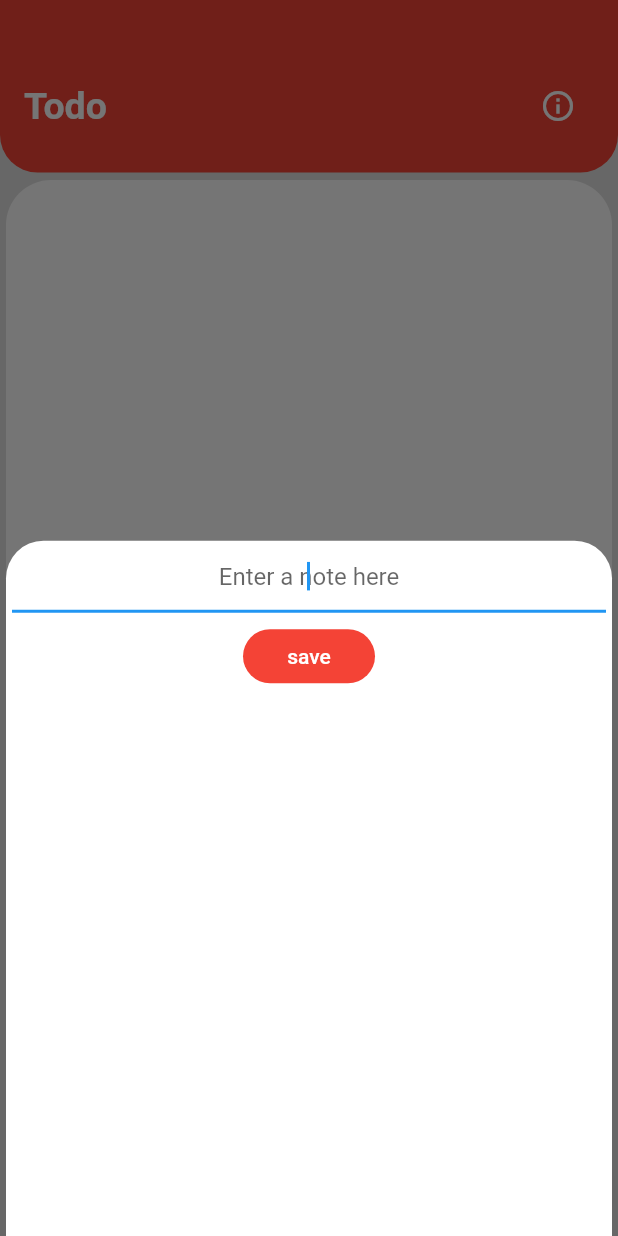
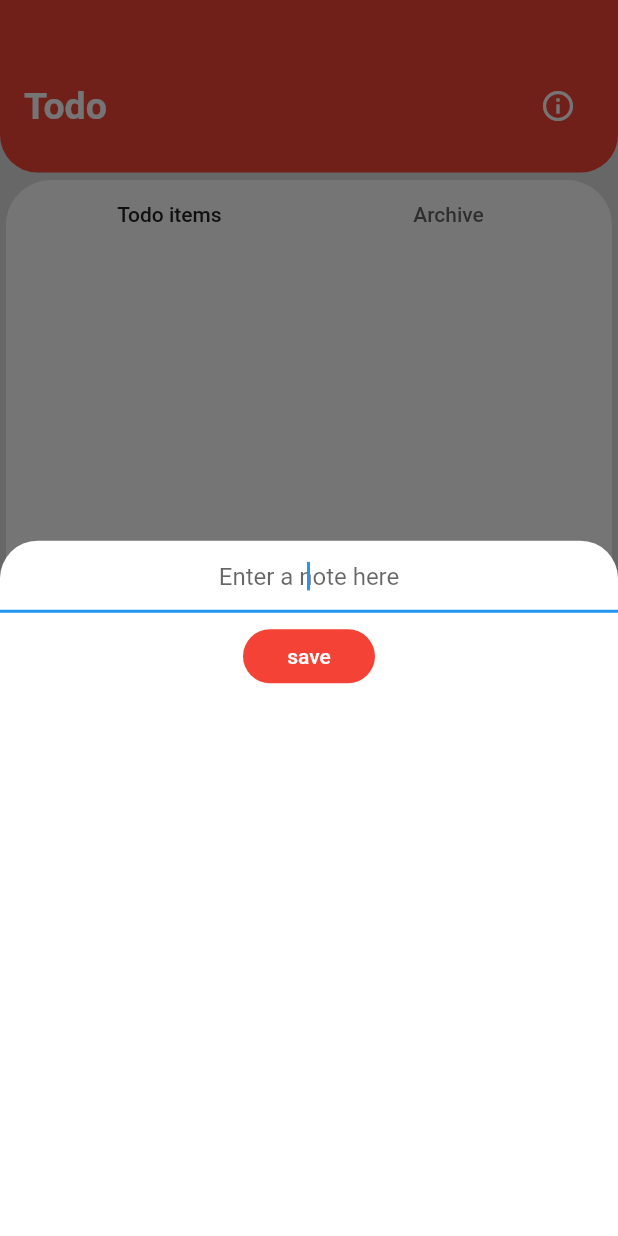
Before and after one commit to RobbinKok/todo, a Flutter app: the screen it shows after launch, after a tap on the "add" icon, on a phone screen of 412 x 824 dp. Run offline on Flutter 3.47's test engine with Material 2 defaults, Android fonts, the phone set to English and light mode, and no system bars; our stand-ins replace shared_preferences; statements that could not run were skipped.

Commit message:
Some changes in styling

```diff
--- a/lib/home.dart
+++ b/lib/home.dart
@@ -99,13 +99,14 @@ class Home extends State<HomeScreen> {
           ),
           child: Scaffold(
             appBar: TabBar(
+                labelColor: Theme.of(context).indicatorColor,
                 tabs: [
                   Tab(text: 'Todo items'),
                   Tab(
                     text: 'Archive',
                   )
                 ],
-            ),
+                indicatorColor: Theme.of(context).accentColor),
             body: TabBarView(children: [
               list.isNotEmpty ? itemBody() : empty(),
               done.isNotEmpty ? doneBody() : empty()
@@ -344,9 +345,9 @@ class Home extends State<HomeScreen> {
         builder: (context) {
           return Container(
             color: Colors.transparent,
-            padding: EdgeInsets.only(left: 4, right: 4),
+            //padding: EdgeInsets.only(left: 4, right: 4),
             child: Container(
-              padding: EdgeInsets.only(left: 4, right: 4),
+              // padding: EdgeInsets.only(left: 4, right: 4),
               decoration: BoxDecoration(
                   color: Theme.of(context).accentColor,
                   borderRadius: BorderRadius.only(
@@ -391,9 +392,9 @@ class Home extends State<HomeScreen> {
         builder: (context) {
           return Container(
             color: Colors.transparent,
-            padding: EdgeInsets.only(left: 4, right: 4),
+            //padding: EdgeInsets.only(left: 4, right: 4),
             child: Container(
-              padding: EdgeInsets.only(left: 4, right: 4),
+              //padding: EdgeInsets.only(left: 4, right: 4),
               decoration: BoxDecoration(
                   color: Theme.of(context).accentColor,
                   borderRadius: BorderRadius.only(
--- a/lib/main.dart
+++ b/lib/main.dart
@@ -23,6 +23,7 @@ class MyApp extends StatelessWidget {
           accentColor: Colors.white,
           textSelectionColor: Colors.white,
           backgroundColor: Colors.grey[300],
+          indicatorColor: Colors.grey[900],
           canvasColor: Colors.transparent
           //        brightness: Brightness.light
           ),
@@ -32,6 +33,7 @@ class MyApp extends StatelessWidget {
           textSelectionColor: Colors.white,
           accentColor: Colors.grey[800],
           backgroundColor: Colors.grey[900],
+          indicatorColor: Colors.white,
           canvasColor: Colors.transparent),
       home: HomeScreen(),
     );
```
Also changed, not shown: lib/new_item.view.dart (+13 -10 lines). Lines whose indentation alone changed are shown as unchanged.
